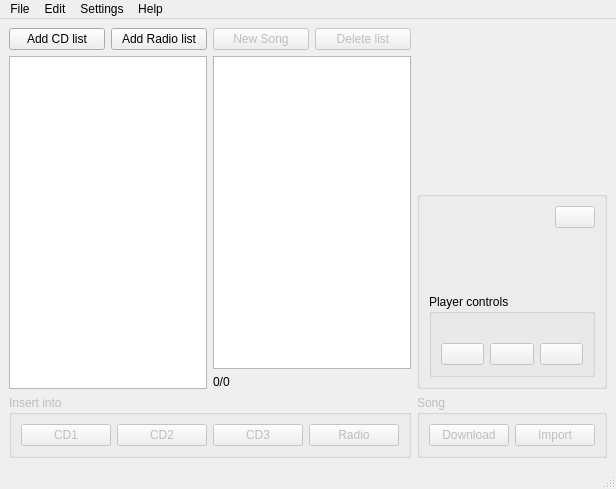
Qt form mainwindow.ui (coriscodepage/MWC-MusicManager) before a commit.
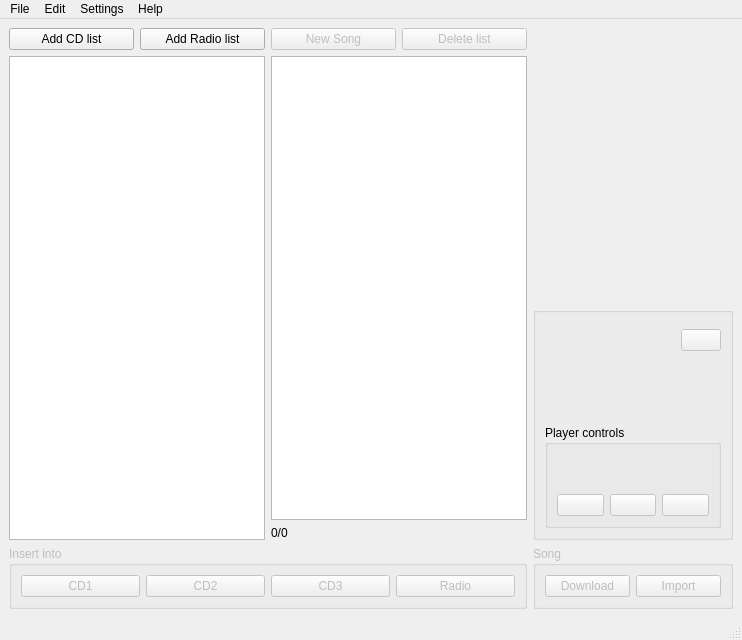
The same form after that commit. Icons and pictures are not drawn. Custom widgets are drawn as their Qt base class.

Patch:
```diff
--- a/mainwindow.ui
+++ b/mainwindow.ui
@@ -6,10 +6,16 @@
    <rect>
     <x>0</x>
     <y>0</y>
-    <width>616</width>
-    <height>489</height>
+    <width>742</width>
+    <height>640</height>
    </rect>
   </property>
+  <property name="minimumSize">
+   <size>
+    <width>640</width>
+    <height>640</height>
+   </size>
+  </property>
   <property name="windowTitle">
    <string>Music Manager [*]</string>
   </property>
@@ -335,7 +341,7 @@
               <item>
                <widget class="QLabel" name="labelPlayer">
                 <property name="sizePolicy">
-                 <sizepolicy hsizetype="Preferred" vsizetype="MinimumExpanding">
+                 <sizepolicy hsizetype="Preferred" vsizetype="Expanding">
                   <horstretch>0</horstretch>
                   <verstretch>0</verstretch>
                  </sizepolicy>
@@ -350,7 +356,7 @@
               </item>
              </layout>
             </item>
-            <item row="1" column="0">
+            <item row="3" column="0">
              <layout class="QHBoxLayout" name="horizontalLayout_5">
               <item>
                <widget class="QPushButton" name="playPlayer">
@@ -405,6 +411,19 @@
               </item>
              </layout>
             </item>
+            <item row="2" column="0">
+             <widget class="QLabel" name="durationPlayer">
+              <property name="sizePolicy">
+               <sizepolicy hsizetype="Minimum" vsizetype="Fixed">
+                <horstretch>0</horstretch>
+                <verstretch>0</verstretch>
+               </sizepolicy>
+              </property>
+              <property name="text">
+               <string/>
+              </property>
+             </widget>
+            </item>
            </layout>
           </widget>
          </item>
@@ -458,7 +477,7 @@
     <rect>
      <x>0</x>
      <y>0</y>
-     <width>616</width>
+     <width>742</width>
      <height>23</height>
     </rect>
    </property>
```
